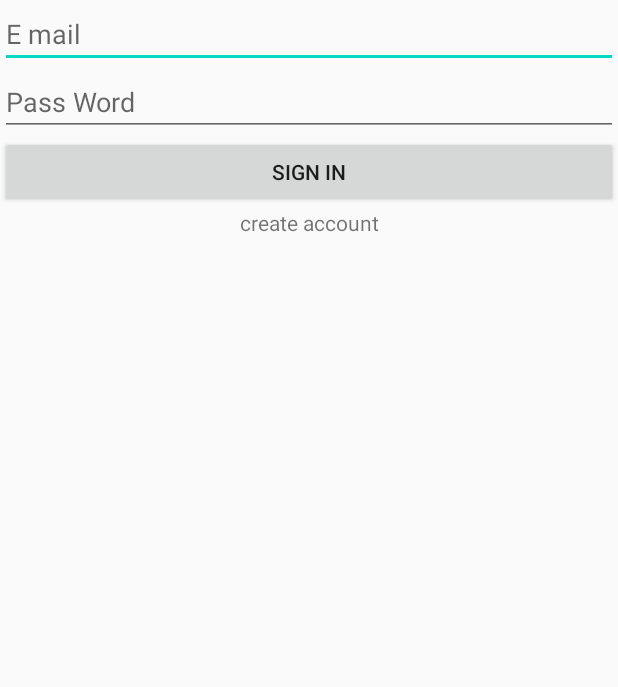
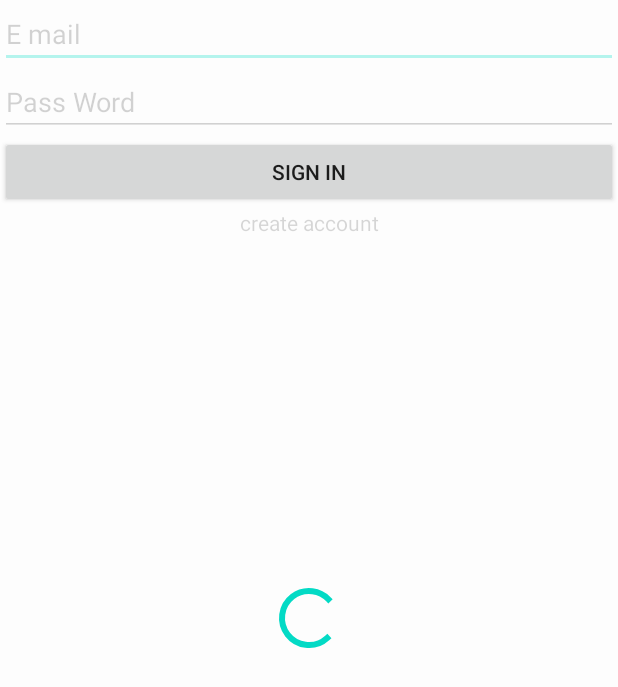
Before and after one commit to eskam/little-brother-android, an Android app: the layout sign_in_fragment.xml on its own in the app's theme, with its tools: preview values and no code run, on a phone screen of 412 x 824 dp. Shown: the top 687 px of the screen. Run offline under Robolectric (Android 15) with nearby library versions, the light colour scheme and no system bars.

Commit message:
last commit !

```diff
--- a/app/src/main/java/com/example/littlebrotherandroid/MainActivity.java
+++ b/app/src/main/java/com/example/littlebrotherandroid/MainActivity.java
@@ -37,7 +37,7 @@ public class MainActivity extends AppCompatActivity {
         drawer.setDrawerLockMode(DrawerLayout.LOCK_MODE_LOCKED_CLOSED);
         NavigationView navigationView = findViewById(R.id.nav_view);
         mAppBarConfiguration = new AppBarConfiguration.Builder(
-                R.id.nav_user_doc, R.id.nav_little_brothers, R.id.nav_big_brothers, R.id.nav_add_camera, R.id.nav_log_out)
+                R.id.nav_little_brothers, R.id.nav_big_brothers, R.id.nav_add_camera, R.id.nav_user_doc, R.id.nav_log_out)
                 .setDrawerLayout(drawer)
                 .build();
         NavController navController = Navigation.findNavController(this, R.id.nav_host_fragment);
--- a/app/src/main/java/com/example/littlebrotherandroid/ProximityReceiver.java
+++ b/app/src/main/java/com/example/littlebrotherandroid/ProximityReceiver.java
@@ -29,13 +29,16 @@ public class ProximityReceiver extends BroadcastReceiver {
 
     @Override
     public void onReceive(Context context, Intent intent) {
+        Log.i("sending intent", "intent received");
         Integer i = intent.getIntExtra("ID", 0);
         if (!set.contains(i)){
             set.add(i);
             indent ++;
         }
-        else
+        else {
+            indent++;
             return;
+        }
         String key = LocationManager.KEY_PROXIMITY_ENTERING;
         boolean entering = intent.getBooleanExtra(key, true);
         String id = intent.getStringExtra("camera_id");
--- a/app/src/main/java/com/example/littlebrotherandroid/ui/littleBrothers/LittleBrothersFragment.java
+++ b/app/src/main/java/com/example/littlebrotherandroid/ui/littleBrothers/LittleBrothersFragment.java
@@ -123,7 +123,6 @@ public class LittleBrothersFragment extends Fragment {
         intent.putExtra("ID", ProximityReceiver.indent);
         IntentFilter filter = new IntentFilter(PROX_ALERT_INTENT);
         requireActivity().registerReceiver(new ProximityReceiver(), filter);
-        Toast.makeText(getActivity(), "id" + cameraModel.getId(), Toast.LENGTH_SHORT).show();
         return proximityIntent;
     }
 }
--- a/app/src/main/res/layout/sign_in_fragment.xml
+++ b/app/src/main/res/layout/sign_in_fragment.xml
@@ -6,35 +6,58 @@
     android:layout_height="match_parent"
     tools:context=".ui.signin.SignInFragment">
 
-<LinearLayout
-    android:layout_height="match_parent"
-    android:layout_width="match_parent"
-    android:orientation="vertical">
     <EditText
         android:id="@+id/edit_text_email"
+        android:layout_width="match_parent"
+        android:layout_height="wrap_content"
+        android:hint="E mail"
         android:inputType="textEmailAddress"
-        android:hint="E mail"
-        android:layout_width="match_parent"
-        android:layout_height="wrap_content">
-    </EditText>
+        app:layout_constraintStart_toStartOf="parent"
+        app:layout_constraintTop_toTopOf="parent" />
+
     <EditText
         android:id="@+id/edit_text_password"
+        android:layout_width="match_parent"
+        android:layout_height="wrap_content"
+        android:hint="Pass Word"
         android:inputType="textPassword"
-        android:hint="Pass Word"
-        android:layout_width="match_parent"
-        android:layout_height="wrap_content">
-    </EditText>
+        app:layout_constraintStart_toStartOf="parent"
+        app:layout_constraintTop_toBottomOf="@+id/edit_text_email" />
+
     <Button
         android:id="@+id/signin"
         android:layout_width="match_parent"
         android:layout_height="wrap_content"
-        android:text="@string/button_signin"/>
+        android:text="@string/button_signin"
+        app:layout_constraintStart_toStartOf="parent"
+        app:layout_constraintTop_toBottomOf="@+id/edit_text_password" />
 
     <TextView
         android:id="@+id/signup"
         android:layout_width="match_parent"
         android:layout_height="wrap_content"
         android:gravity="center"
-        android:text="@string/create_account" />
-</LinearLayout>
+        android:text="@string/create_account"
+        app:layout_constraintStart_toStartOf="parent"
+        app:layout_constraintTop_toBottomOf="@+id/signin" />
+
+    <androidx.constraintlayout.widget.ConstraintLayout
+        android:id="@+id/progressLayout"
+        android:layout_width="match_parent"
+        android:layout_height="match_parent"
+        android:background="#B3FFFFFF"
+        app:layout_constraintBottom_toBottomOf="parent"
+        app:layout_constraintStart_toStartOf="parent">
+
+        <ProgressBar
+            android:id="@+id/progressBar"
+            style="?android:attr/progressBarStyle"
+            android:layout_width="wrap_content"
+            android:layout_height="wrap_content"
+            app:layout_constraintBottom_toBottomOf="parent"
+            app:layout_constraintEnd_toEndOf="parent"
+            app:layout_constraintStart_toStartOf="parent"
+            app:layout_constraintTop_toTopOf="parent" />
+    </androidx.constraintlayout.widget.ConstraintLayout>
+
 </androidx.constraintlayout.widget.ConstraintLayout>
--- a/app/src/main/res/values/strings.xml
+++ b/app/src/main/res/values/strings.xml
@@ -6,7 +6,7 @@
     <string name="nav_header_subtitle">android.studio@android.com</string>
     <string name="nav_header_desc">Navigation header</string>
     <string name="action_settings">Settings</string>
-    <string name="action_user_doc">User documentation</string>
+    <string name="action_user_doc">guide utilisateurs</string>
 
     <string name="menu_user_doc">User Doc.</string>
     <string name="menu_little_brothers">My Big Brothers</string>
```
Also changed, not shown: app/src/main/java/com/example/littlebrotherandroid/ui/addcamera/AddCameraFragment.java (+11 -2 lines), app/src/main/java/com/example/littlebrotherandroid/ui/bigBrothers/BigBrothersFragment.java (+1 -16 lines), app/src/main/java/com/example/littlebrotherandroid/ui/recyclerViewCamera/CameraHolder.java (+19 -14 lines), app/src/main/java/com/example/littlebrotherandroid/ui/signin/SignInFragment.java (+18 -6 lines), app/src/main/res/layout/add_camera_fragment.xml (+21 -0 lines), app/src/main/res/layout/camera_holder_layout.xml (+21 -0 lines), app/src/main/res/layout/sign_up_fragment.xml (+44 -21 lines), app/src/main/res/menu/activity_main_drawer.xml (+4 -4 lines).
